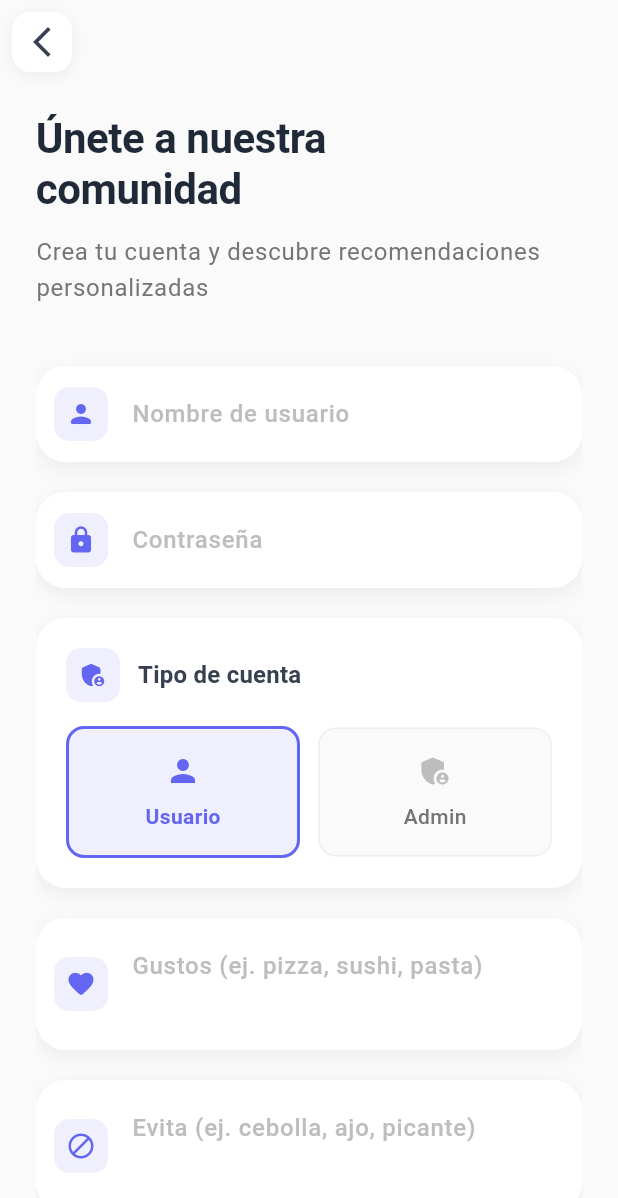
After one commit to antonySAZ7/Proyecto-Estructrua-dato-2, a Flutter app: the RegisterScreen screen opened directly, on a phone screen of 412 x 824 dp. The commit adds this screen. Shown: the top 1198 px of the screen. Run offline on Flutter 3.47's test engine with Material 3 defaults, Android fonts, the phone set to English and light mode, and no system bars; network calls fail; Roboto replaces fonts that are missing (SF Pro Display).

Commit message:
ajustes del login y sign in

```diff
--- a/frontend/lib/screens/home_screen.dart
+++ b/frontend/lib/screens/home_screen.dart
@@ -3,6 +3,7 @@ import '../widgets/recommendations_tab.dart';
 import '../widgets/search_tab.dart';
 import '../widgets/healthy_tab.dart';
 import '../widgets/profile_tab.dart';
+import 'register_screen.dart'; // Importar la nueva pantalla
 
 class HomeScreen extends StatefulWidget {
   const HomeScreen({super.key});
@@ -37,6 +38,16 @@ class _HomeScreenState extends State<HomeScreen> with TickerProviderStateMixin {
   Widget build(BuildContext context) {
     return Scaffold(
       backgroundColor: Theme.of(context).colorScheme.background,
+      floatingActionButton: FloatingActionButton(
+        onPressed: () {
+          Navigator.push(
+            context,
+            MaterialPageRoute(builder: (context) => const RegisterScreen()),
+          );
+        },
+        backgroundColor: const Color(0xFF6366F1),
+        child: const Icon(Icons.person_add_rounded, color: Colors.white),
+      ),
       body: NestedScrollView(
         headerSliverBuilder: (context, innerBoxIsScrolled) {
           return [
--- /dev/null
+++ b/frontend/lib/screens/register_screen.dart
@@ -0,0 +1,472 @@
+import 'package:flutter/material.dart';
+import '../services/api_service.dart';
+import '../widgets/animated_search_card.dart';
+import '../widgets/loading_widget.dart';
+import '../widgets/error_widget.dart';
+
+class RegisterScreen extends StatefulWidget {
+  const RegisterScreen({super.key});
+
+  @override
+  State<RegisterScreen> createState() => _RegisterScreenState();
+}
+
+class _RegisterScreenState extends State<RegisterScreen> with TickerProviderStateMixin {
+  final _formKey = GlobalKey<FormState>();
+  final TextEditingController _usernameController = TextEditingController();
+  final TextEditingController _passwordController = TextEditingController();
+  final TextEditingController _gustosController = TextEditingController();
+  final TextEditingController _evitaController = TextEditingController();
+  String _role = 'usuario';
+  bool _isLoading = false;
+  String? _error;
+
+  late AnimationController _slideController;
+  late Animation<Offset> _slideAnimation;
+  late AnimationController _fadeController;
+  late Animation<double> _fadeAnimation;
+
+  @override
+  void initState() {
+    super.initState();
+    _slideController = AnimationController(
+      duration: const Duration(milliseconds: 800),
+      vsync: this,
+    );
+    _slideAnimation = Tween<Offset>(
+      begin: const Offset(0, 0.3),
+      end: Offset.zero,
+    ).animate(CurvedAnimation(
+      parent: _slideController,
+      curve: Curves.easeOutCubic,
+    ));
+
+    _fadeController = AnimationController(
+      duration: const Duration(milliseconds: 600),
+      vsync: this,
+    );
+    _fadeAnimation = Tween<double>(
+      begin: 0.0,
+      end: 1.0,
+    ).animate(CurvedAnimation(
+      parent: _fadeController,
+      curve: Curves.easeOut,
+    ));
+
+    _slideController.forward();
+    Future.delayed(const Duration(milliseconds: 200), () {
+      _fadeController.forward();
+    });
+  }
+
+  Future<void> _register() async {
+    if (!_formKey.currentState!.validate()) return;
+
+    setState(() {
+      _isLoading = true;
+      _error = null;
+    });
+
+    try {
+      await ApiService.register(
+        _usernameController.text,
+        _passwordController.text,
+        _role,
+        _gustosController.text.split(',').map((e) => e.trim()).toList(),
+        _evitaController.text.split(',').map((e) => e.trim()).toList(),
+      );
+
+      setState(() {
+        _isLoading = false;
+      });
+
+      ScaffoldMessenger.of(context).showSnackBar(
+        SnackBar(
+          content: const Row(
+            children: [
+              Icon(Icons.check_circle, color: Colors.white),
+              SizedBox(width: 12),
+              Text('¡Registro exitoso!'),
+            ],
+          ),
+          backgroundColor: const Color(0xFF10B981),
+          behavior: SnackBarBehavior.floating,
+          shape: RoundedRectangleBorder(
+            borderRadius: BorderRadius.circular(12),
+          ),
+        ),
+      );
+      Navigator.pop(context);
+    } catch (e) {
+      setState(() {
+        _isLoading = false;
+        _error = e.toString().replaceFirst('Exception: ', '');
+      });
+    }
+  }
+
+  @override
+  void dispose() {
+    _slideController.dispose();
+    _fadeController.dispose();
+    _usernameController.dispose();
+    _passwordController.dispose();
+    _gustosController.dispose();
+    _evitaController.dispose();
+    super.dispose();
+  }
+
+  @override
+  Widget build(BuildContext context) {
+    return Scaffold(
+      backgroundColor: const Color(0xFFFAFAFA),
+      appBar: AppBar(
+        backgroundColor: Colors.transparent,
+        elevation: 0,
+        leading: Container(
+          margin: const EdgeInsets.all(8),
+          decoration: BoxDecoration(
+            color: Colors.white,
+            borderRadius: BorderRadius.circular(12),
+            boxShadow: [
+              BoxShadow(
+                color: Colors.black.withOpacity(0.06),
+                blurRadius: 8,
+                offset: const Offset(0, 2),
+              ),
+            ],
+          ),
+          child: IconButton(
+            icon: const Icon(Icons.arrow_back_ios_new, color: Color(0xFF374151)),
+            onPressed: () => Navigator.pop(context),
+          ),
+        ),
+      ),
+      body: SlideTransition(
+        position: _slideAnimation,
+        child: FadeTransition(
+          opacity: _fadeAnimation,
+          child: SafeArea(
+            child: Padding(
+              padding: const EdgeInsets.fromLTRB(24, 0, 24, 24),
+              child: Form(
+                key: _formKey,
+                child: SingleChildScrollView(
+                  physics: const BouncingScrollPhysics(),
+                  child: Column(
+                    crossAxisAlignment: CrossAxisAlignment.start,
+                    children: [
+                      const SizedBox(height: 20),
+                      // Header Section
+                      Text(
+                        'Únete a nuestra\ncomunidad',
+                        style: Theme.of(context).textTheme.displayMedium?.copyWith(
+                          color: const Color(0xFF1F2937),
+                          height: 1.2,
+                          fontWeight: FontWeight.w700,
+                        ),
+                      ),
+                      const SizedBox(height: 12),
+                      Text(
+                        'Crea tu cuenta y descubre recomendaciones personalizadas',
+                        style: Theme.of(context).textTheme.bodyLarge?.copyWith(
+                          color: Colors.grey.shade600,
+                          height: 1.5,
+                        ),
+                      ),
+                      const SizedBox(height: 40),
+
+                      // Form Fields
+                      _buildFormField(
+                        controller: _usernameController,
+                        icon: Icons.person_rounded,
+                        hintText: 'Nombre de usuario',
+                        validator: (value) {
+                          if (value == null || value.isEmpty) {
+                            return 'Por favor ingresa tu nombre de usuario';
+                          }
+                          return null;
+                        },
+                      ),
+                      const SizedBox(height: 20),
+
+                      _buildFormField(
+                        controller: _passwordController,
+                        icon: Icons.lock_rounded,
+                        hintText: 'Contraseña',
+                        isPassword: true,
+                        validator: (value) {
+                          if (value == null || value.isEmpty) {
+                            return 'Por favor ingresa tu contraseña';
+                          }
+                          if (value.length < 6) {
+                            return 'La contraseña debe tener al menos 6 caracteres';
+                          }
+                          return null;
+                        },
+                      ),
+                      const SizedBox(height: 20),
+
+                      // Role Selection
+                      Container(
+                        padding: const EdgeInsets.all(20),
+                        decoration: BoxDecoration(
+                          color: Colors.white,
+                          borderRadius: BorderRadius.circular(20),
+                          boxShadow: [
+                            BoxShadow(
+                              color: Colors.black.withOpacity(0.06),
+                              blurRadius: 10,
+                              offset: const Offset(0, 4),
+                            ),
+                          ],
+                        ),
+                        child: Column(
+                          crossAxisAlignment: CrossAxisAlignment.start,
+                          children: [
+                            Row(
+                              children: [
+                                Container(
+                                  padding: const EdgeInsets.all(8),
+                                  decoration: BoxDecoration(
+                                    color: const Color(0xFF6366F1).withOpacity(0.1),
+                                    borderRadius: BorderRadius.circular(10),
+                                  ),
+                                  child: const Icon(
+                                    Icons.admin_panel_settings_rounded,
+                                    color: Color(0xFF6366F1),
+                                    size: 20,
+                                  ),
+                                ),
+                                const SizedBox(width: 12),
+                                Text(
+                                  'Tipo de cuenta',
+                                  style: Theme.of(context).textTheme.titleMedium?.copyWith(
+                                    fontWeight: FontWeight.w600,
+                                    color: const Color(0xFF374151),
+                                  ),
+                                ),
+                              ],
+                            ),
+                            const SizedBox(height: 16),
+                            Row(
+                              children: [
+                                Expanded(
+                                  child: _buildRoleOption('usuario', 'Usuario', Icons.person),
+                                ),
+                                const SizedBox(width: 12),
+                                Expanded(
+                                  child: _buildRoleOption('admin', 'Admin', Icons.admin_panel_settings),
+                                ),
+                              ],
+                            ),
+                          ],
+                        ),
+                      ),
+                      const SizedBox(height: 20),
+
+                      _buildFormField(
+                        controller: _gustosController,
+                        icon: Icons.favorite_rounded,
+                        hintText: 'Gustos (ej. pizza, sushi, pasta)',
+                        maxLines: 2,
+                      ),
+                      const SizedBox(height: 20),
+
+                      _buildFormField(
+                        controller: _evitaController,
+                        icon: Icons.block_rounded,
+                        hintText: 'Evita (ej. cebolla, ajo, picante)',
+                        maxLines: 2,
+                      ),
+                      const SizedBox(height: 40),
+
+                      // Action Button
+                      if (_isLoading)
+                        const LoadingWidget(
+                          message: 'Creando tu cuenta...',
+                          icon: Icons.person_add_rounded,
+                        )
+                      else if (_error != null)
+                        Column(
+                          children: [
+                            CustomErrorWidget(
+                              message: _error!,
+                              onRetry: _register,
+                            ),
+                            const SizedBox(height: 20),
+                          ],
+                        ),
+
+                      Container(
+                        width: double.infinity,
+                        height: 56,
+                        decoration: BoxDecoration(
+                          gradient: const LinearGradient(
+                            colors: [Color(0xFF6366F1), Color(0xFF8B5CF6)],
+                          ),
+                          borderRadius: BorderRadius.circular(16),
+                          boxShadow: [
+                            BoxShadow(
+                              color: const Color(0xFF6366F1).withOpacity(0.3),
+                              blurRadius: 12,
+                              offset: const Offset(0, 4),
+                            ),
+                          ],
+                        ),
+                        child: ElevatedButton(
+                          onPressed: _isLoading ? null : _register,
+                          style: ElevatedButton.styleFrom(
+                            backgroundColor: Colors.transparent,
+                            shadowColor: Colors.transparent,
+                            shape: RoundedRectangleBorder(
+                              borderRadius: BorderRadius.circular(16),
+                            ),
+                          ),
+                          child: Row(
+                            mainAxisAlignment: MainAxisAlignment.center,
+                            children: [
+                              const Icon(
+                                Icons.person_add_rounded,
+                                color: Colors.white,
+                                size: 20,
+                              ),
+                              const SizedBox(width: 8),
+                              Text(
+                                'Crear cuenta',
+                                style: const TextStyle(
+                                  color: Colors.white,
+                                  fontSize: 16,
+                                  fontWeight: FontWeight.w600,
+                                ),
+                              ),
+                            ],
+                          ),
+                        ),
+                      ),
+                      const SizedBox(height: 20),
+                    ],
+                  ),
+                ),
+              ),
+            ),
+          ),
+        ),
+      ),
+    );
+  }
+
+  Widget _buildFormField({
+    required TextEditingController controller,
+    required IconData icon,
+    required String hintText,
+    bool isPassword = false,
+    int maxLines = 1,
+    String? Function(String?)? validator,
+  }) {
+    return Container(
+      decoration: BoxDecoration(
+        color: Colors.white,
+        borderRadius: BorderRadius.circular(20),
+        boxShadow: [
+          BoxShadow(
+            color: Colors.black.withOpacity(0.06),
+            blurRadius: 10,
+            offset: const Offset(0, 4),
+          ),
+        ],
+      ),
+      child: TextFormField(
+        controller: controller,
+        obscureText: isPassword,
+        maxLines: maxLines,
+        validator: validator,
+        style: const TextStyle(
+          color: Color(0xFF374151),
+          fontSize: 16,
+          fontWeight: FontWeight.w500,
+        ),
+        decoration: InputDecoration(
+          hintText: hintText,
+          hintStyle: TextStyle(
+            color: Colors.grey.shade400,
+            fontSize: 16,
+          ),
+          prefixIcon: Container(
+            margin: const EdgeInsets.all(12),
+            padding: const EdgeInsets.all(8),
+            decoration: BoxDecoration(
+              color: const Color(0xFF6366F1).withOpacity(0.1),
+              borderRadius: BorderRadius.circular(10),
+            ),
+            child: Icon(
+              icon,
+              color: const Color(0xFF6366F1),
+              size: 20,
+            ),
+          ),
+          border: OutlineInputBorder(
+            borderRadius: BorderRadius.circular(20),
+            borderSide: BorderSide.none,
+          ),
+          filled: true,
+          fillColor: Colors.white,
+          contentPadding: const EdgeInsets.symmetric(
+            horizontal: 20,
+            vertical: 20,
+          ),
+        ),
+      ),
+    );
+  }
+
+  Widget _buildRoleOption(String value, String label, IconData icon) {
+    final isSelected = _role == value;
+    return GestureDetector(
+      onTap: () {
+        setState(() {
+          _role = value;
+        });
+      },
+      child: Container(
+        padding: const EdgeInsets.all(16),
+        decoration: BoxDecoration(
+          color: isSelected
+              ? const Color(0xFF6366F1).withOpacity(0.1)
+              : Colors.grey.shade50,
+          borderRadius: BorderRadius.circular(12),
+          border: Border.all(
+            color: isSelected
+                ? const Color(0xFF6366F1)
+                : Colors.grey.shade200,
+            width: isSelected ? 2 : 1,
+          ),
+        ),
+        child: Column(
+          children: [
+            Icon(
+              icon,
+              color: isSelected
+                  ? const Color(0xFF6366F1)
+                  : Colors.grey.shade400,
+              size: 24,
+            ),
+            const SizedBox(height: 8),
+            Text(
+              label,
+              style: TextStyle(
+                color: isSelected
+                    ? const Color(0xFF6366F1)
+                    : Colors.grey.shade600,
+                fontWeight: isSelected
+                    ? FontWeight.w600
+                    : FontWeight.w500,
+                fontSize: 14,
+              ),
+            ),
+          ],
+        ),
+      ),
+    );
+  }
+}
--- a/frontend/lib/services/api_service.dart
+++ b/frontend/lib/services/api_service.dart
@@ -129,5 +129,61 @@ static Future<Map<String, dynamic>> registrarUsuario(String usuario, String pass
     }
   }
 
+  static Future<void> register(
+    String usuario,
+    String password,
+    String rol,
+    List<String> gustos,
+    List<String> evita,
+  ) async {
+    if (usuario.trim().isEmpty || password.trim().isEmpty) {
+      throw Exception('Usuario y contraseña son requeridos');
+    }
+
+    // 1. Registrar usuario
+    try {
+      final url = Uri.parse('$baseUrl/registro');
+      final response = await http.post(
+        url,
+        headers: {'Content-Type': 'application/json'},
+        body: json.encode({
+          'usuario': usuario,
+          'password': password,
+          'rol': rol,
+        }),
+      ).timeout(Duration(seconds: timeoutSeconds));
+
+      if (response.statusCode != 200) {
+        final errorData = json.decode(response.body) as Map<String, dynamic>;
+        throw Exception(errorData['error'] ?? 'Error al registrar usuario');
+      }
+    } catch (e) {
+      debugPrint('Error al registrar usuario: $e');
+      throw Exception('No se pudo registrar: $e');
+    }
+
+    // 2. Actualizar preferencias en Neo4j
+    try {
+      final url = Uri.parse('$baseUrl/update_preferences');
+      final response = await http.post(
+        url,
+        headers: {'Content-Type': 'application/json'},
+        body: json.encode({
+          'usuario': usuario,
+          'gustos': gustos,
+          'evita': evita,
+        }),
+      ).timeout(Duration(seconds: timeoutSeconds));
+
+      if (response.statusCode != 200) {
+        final errorData = json.decode(response.body) as Map<String, dynamic>;
+        throw Exception(errorData['error'] ?? 'Error al guardar preferencias');
+      }
+    } catch (e) {
+      debugPrint('Error al guardar preferencias: $e');
+      throw Exception('No se pudieron guardar las preferencias: $e');
+    }
+  }
+
 
 }
```
Lines whose indentation alone changed are shown as unchanged.
